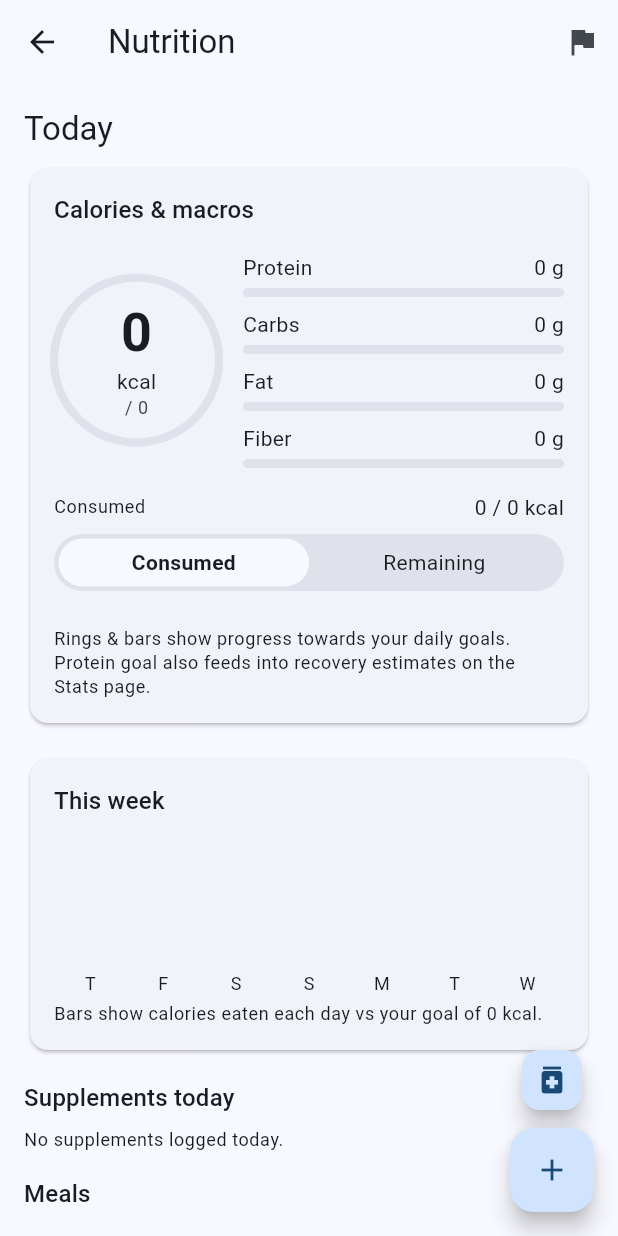
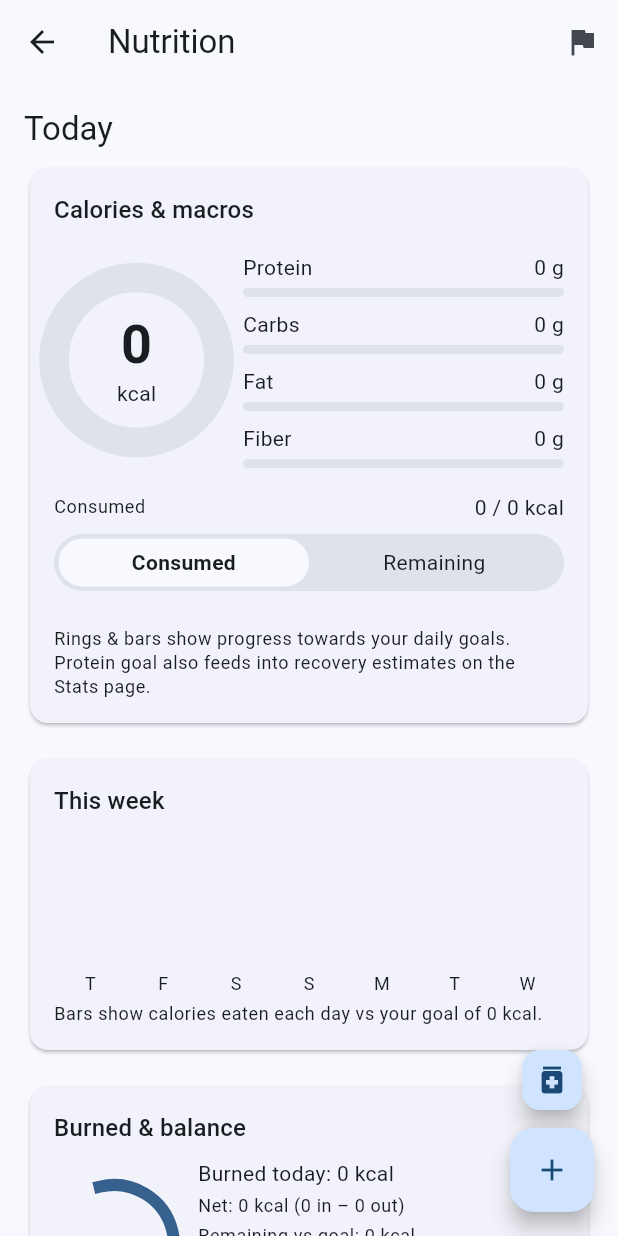
Before and after one commit to MiltonKeynesTechnology/Fitness_Tracker, a Flutter app: the NutritionScreen screen opened directly with empty values, on a phone screen of 412 x 824 dp. Run offline on Flutter 3.47's test engine with Material 3 defaults, Android fonts, the phone set to English and light mode, and no system bars; our stand-ins replace fl_chart, hive_flutter; accounts and stored records are empty.

Commit message:
Add files via upload
added burnt calories graphic and hooked it to the total calories available

```diff
--- a/lib/models.dart
+++ b/lib/models.dart
@@ -644,3 +644,25 @@ class SupplementEntry {
     );
   }
 }
+
+class DailyEnergyEntry {
+  final DateTime date;     // date only (no time)
+  final int burnedKcal;
+
+  DailyEnergyEntry({
+    required this.date,
+    required this.burnedKcal,
+  });
+
+  Map<String, dynamic> toMap() => {
+        'date': date.toIso8601String(),
+        'burnedKcal': burnedKcal,
+      };
+
+  factory DailyEnergyEntry.fromMap(Map map) {
+    return DailyEnergyEntry(
+      date: DateTime.parse(map['date'] as String),
+      burnedKcal: map['burnedKcal'] as int,
+    );
+  }
+}
--- a/lib/screens/nutrition_screen.dart
+++ b/lib/screens/nutrition_screen.dart
@@ -692,6 +692,8 @@ class NutritionScreen extends StatelessWidget {
     final NutritionGoal? goal = nutritionGoal;
     final int? goalCalories = goal?.calories;
 
+    final int burned = burnedToday ?? 0;
+
     // 🔹 local mode for the "Consumed / Remaining" toggle
     EnergyViewMode energyMode = EnergyViewMode.consumed;
 
@@ -765,32 +767,32 @@ class NutritionScreen extends StatelessWidget {
     const double _macroChartSize = 110.0; // use same size for ring + pie
 
     Widget buildCalorieRing(EnergyViewMode mode) {
-      final goalCals = goalCalories;
       final colorScheme = theme.colorScheme;
 
-      double progressConsumed = 0;
-      double progressRemaining = 0;
-      int remaining = 0;
-
-      if (goalCals != null && goalCals > 0) {
-        progressConsumed =
-            (totalCalories / goalCals).clamp(0.0, 1.0);
-        remaining = goalCals - totalCalories;
-        if (remaining < 0) remaining = 0;
-        progressRemaining =
-            (remaining / goalCals).clamp(0.0, 1.0);
-      }
+      final int? baseGoal = goalCalories;                 // nullable
+      final bool hasGoal = baseGoal != null && baseGoal > 0;
+
+      // If there is a goal, extend it by burned kcal.
+      // If not, just scale to today's intake so we avoid div-by-zero.
+      final int adjustedGoal = hasGoal
+          ? baseGoal! + burned
+          : (totalCalories > 0 ? totalCalories : 1);
+
+      final int remaining =
+          (adjustedGoal - totalCalories).clamp(0, adjustedGoal) as int;
+
+      final double progressConsumed =
+          (totalCalories / adjustedGoal).clamp(0.0, 1.0).toDouble();
+      final double progressRemaining =
+          (remaining / adjustedGoal).clamp(0.0, 1.0).toDouble();
 
       final bool isConsumed = mode == EnergyViewMode.consumed;
       final double ringProgress =
           isConsumed ? progressConsumed : progressRemaining;
-      final int displayKcal =
-          isConsumed ? totalCalories : remaining;
-      final String subtitle =
-          isConsumed ? 'kcal' : 'kcal left';
-
-      final ringColor =
-          _calorieColor(progressConsumed); // colour by % eaten
+      final int displayKcal = isConsumed ? totalCalories : remaining;
+      final String subtitle = isConsumed ? 'kcal' : 'kcal left';
+
+      final ringColor = _calorieColor(progressConsumed); // same gradient
 
       return SizedBox(
         width: _macroChartSize,
@@ -800,8 +802,8 @@ class NutritionScreen extends StatelessWidget {
           children: [
             SizedBox.expand(
               child: CircularProgressIndicator(
-                value: goalCals == null ? 0 : ringProgress,
-                strokeWidth: _macroChartSize * 0.05,
+                value: ringProgress,
+                strokeWidth: _macroChartSize * 0.18,
                 valueColor: AlwaysStoppedAnimation<Color>(ringColor),
                 backgroundColor: colorScheme.surfaceVariant,
               ),
@@ -819,9 +821,9 @@ class NutritionScreen extends StatelessWidget {
                   subtitle,
                   style: theme.textTheme.bodyMedium,
                 ),
-                if (goalCals != null)
+                if (hasGoal)
                   Text(
-                    '/ $goalCals',
+                    '/ $adjustedGoal',
                     style: theme.textTheme.bodySmall?.copyWith(
                       color: colorScheme.onSurfaceVariant,
                     ),
@@ -1035,12 +1037,14 @@ class NutritionScreen extends StatelessWidget {
                 final bool isConsumed =
                     energyMode == EnergyViewMode.consumed;
 
-                final int? rawRemaining =
-                    goalCalories == null ? null : (goalCalories - totalCalories);
-                final int remainingClamped =
-                    rawRemaining == null
-                        ? 0
-                        : (rawRemaining < 0 ? 0 : rawRemaining);
+                int adjustedGoalLocal = 0;
+                int remainingClamped = 0;
+
+                if (goalCalories != null && goalCalories! > 0) {
+                  adjustedGoalLocal = goalCalories! + burned;
+                  final rawRemaining = adjustedGoalLocal - totalCalories;
+                  remainingClamped = rawRemaining < 0 ? 0 : rawRemaining;
+                }
 
                 return Padding(
                   padding: const EdgeInsets.all(16),
@@ -1112,8 +1116,8 @@ class NutritionScreen extends StatelessWidget {
                             ),
                             Text(
                               isConsumed
-                                  ? '$totalCalories / $goalCalories kcal'
-                                  : '$remainingClamped / $goalCalories kcal',
+                                  ? '$totalCalories / $adjustedGoalLocal kcal'
+                                  : '$remainingClamped / $adjustedGoalLocal kcal',
                               style: theme.textTheme.bodyMedium,
                             ),
                           ],
@@ -1207,6 +1211,89 @@ class NutritionScreen extends StatelessWidget {
           buildWeeklyCaloriesChart(),
 
           const SizedBox(height: 16),
+
+                    // 🔥 Burned & balance card
+          Card(
+            child: Padding(
+              padding: const EdgeInsets.all(16),
+              child: Column(
+                crossAxisAlignment: CrossAxisAlignment.start,
+                children: [
+                  Text(
+                    'Burned & balance',
+                    style: theme.textTheme.titleMedium,
+                  ),
+                  const SizedBox(height: 8),
+                  Row(
+                    children: [
+                      // mini burned ring
+                      SizedBox(
+                        width: 80,
+                        height: 80,
+                        child: CircularProgressIndicator(
+                          value: goalCalories == null || goalCalories <= 0
+                              ? null
+                              : (burned / goalCalories!.toDouble())
+                                  .clamp(0.0, 1.0),
+                          strokeWidth: 8,
+                        ),
+                      ),
+                      const SizedBox(width: 16),
+                      Expanded(
+                        child: Column(
+                          crossAxisAlignment: CrossAxisAlignment.start,
+                          children: [
+                            Text('Burned today: $burned kcal'),
+                            const SizedBox(height: 4),
+                            Text(
+                              'Net: ${totalCalories - burned} kcal '
+                              '(${totalCalories} in – $burned out)',
+                              style: theme.textTheme.bodySmall,
+                            ),
+                            if (goalCalories != null) ...[
+                              const SizedBox(height: 4),
+                              Builder(
+                                builder: (_) {
+                                  final int adjustedGoal =
+                                      goalCalories! + burned;
+                                  final int remainingVsAdjusted =
+                                      (adjustedGoal - totalCalories) < 0
+                                          ? 0
+                                          : (adjustedGoal - totalCalories);
+                                  return Text(
+                                    'Remaining vs goal: '
+                                    '$remainingVsAdjusted kcal',
+                                    style: theme.textTheme.bodySmall,
+                                  );
+                                },
+                              ),
+                            ],
+                            const SizedBox(height: 8),
+                            Align(
+                              alignment: Alignment.centerLeft,
+                              child: OutlinedButton(
+                                onPressed: () {
+                                  _showEditBurnedDialog(
+                                    context,
+                                    burned,
+                                    onUpdateBurnedToday,
+                                  );
+                                },
+                                child: const Text('Edit burned today'),
+                              ),
+                            ),
+                          ],
+                        ),
+                      ),
+                    ],
+                  ),
+                ],
+              ),
+            ),
+          ),
+
+          const SizedBox(height: 16),
+
 
           // Today's supplements
           Text(
@@ -1605,3 +1692,52 @@ class _MacroBreakdownPainter extends CustomPainter {
         oldDelegate.colors != colors;
   }
 }
+
+Future<void> _showEditBurnedDialog(
+  BuildContext context,
+  int current,
+  void Function(int) onUpdate,
+) async {
+  final controller = TextEditingController(text: current.toString());
+  int? _parseInt(String text) {
+    final t = text.trim();
+    if (t.isEmpty) return null;
+    return int.tryParse(t.replaceAll(',', ''));
+  }
+
+  final result = await showDialog<int>(
+    context: context,
+    builder: (ctx) => AlertDialog(
+      title: const Text('Calories burned today'),
+      content: TextField(
+        controller: controller,
+        keyboardType:
+            const TextInputType.numberWithOptions(decimal: false),
+        decoration: const InputDecoration(
+          labelText: 'Burned (kcal)',
+          hintText: 'e.g. 500',
+        ),
+      ),
+      actions: [
+        TextButton(
+          onPressed: () => Navigator.of(ctx).pop(),
+          child: const Text('Cancel'),
+        ),
+        FilledButton(
+          onPressed: () {
+            final val = _parseInt(controller.text) ?? 0;
+            Navigator.of(ctx).pop(val);
+          },
+          child: const Text('Save'),
+        ),
+      ],
+    ),
+  );
+
+  if (result != null) {
+    onUpdate(result);
+    ScaffoldMessenger.of(context).showSnackBar(
+      const SnackBar(content: Text('Burned calories updated.')),
+    );
+  }
+}
```
